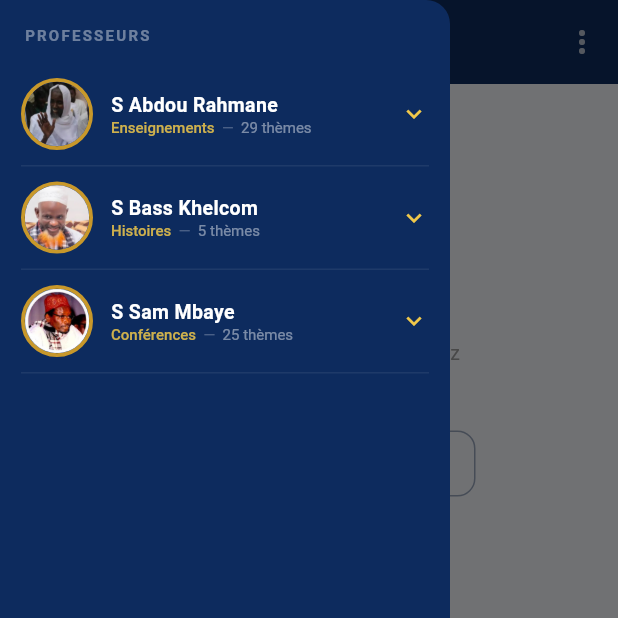
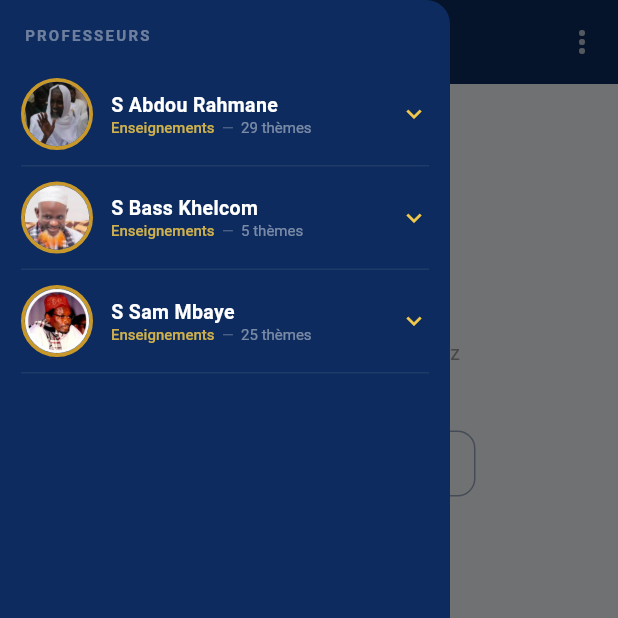
Before and after one commit to taysirdigitalgroup/kaggu-xam-xam, a Flutter app: the HomeScreen screen opened directly, with the side drawer open, on a phone screen of 412 x 824 dp, the top half of it. Run offline on Flutter 3.47's test engine with Material 3 defaults, Android fonts, the phone set to English and light mode, and no system bars; our stand-ins replace connectivity_plus, dio, google_mobile_ads, just_audio, just_audio_background, marquee and 2 more; missing offline and left inert: audio_session; accounts and stored records are empty; network calls fail.

Commit message:
V1.1.0 - Nouvelle approche - Infos Prof sur dépôt distant flexible & Extensible

```diff
--- a/lib/models/models.dart
+++ b/lib/models/models.dart
@@ -51,15 +51,35 @@ class AudioTheme {
 class Professor {
   final String name;
   final String key;
-  final String imagePath; // chemin asset local : assets/images/<slug>.jpg
-  final String role;      // ex: "Enseignements", "Histoires", "Conférences"
+
+  /// Image de repli embarquée dans l'APK : assets/images/<key>.jpg
+  /// Utilisée tant que la photo distante n'a pas encore été téléchargée,
+  /// ou si le prof n'a pas (ou plus) d'entrée dans profs_infos.json.
+  final String imagePath;
+
+  /// Chemin du fichier local téléchargé depuis professors/profils/
+  /// (prioritaire sur [imagePath] si non nul et existant sur le disque).
+  /// Renseigné dynamiquement par ProfessorsService après synchronisation.
+  String? localImagePath;
+
+  /// Rôle affiché sous le nom, ex: "Enseignements", "Histoires", "Conférences".
+  /// Valeur par défaut si le prof est absent de profs_infos.json.
+  String role;
+
+  /// Ordre d'affichage dans la liste (plus petit = affiché en premier).
+  /// Valeur par défaut élevée pour reléguer en fin de liste les profs
+  /// non (encore) décrits dans profs_infos.json.
+  int order;
+
   final List<AudioTheme> themes;
 
   Professor({
     required this.name,
     required this.key,
     required this.imagePath,
-    required this.role,
+    this.localImagePath,
+    this.role = 'Enseignements',
+    this.order = 999,
     required this.themes,
   });
 }
--- a/lib/services/bibliotheque_service.dart
+++ b/lib/services/bibliotheque_service.dart
@@ -26,32 +26,20 @@ class BibliothequeService {
   // CONFIGURATION DES PROFESSEURS
   // ══════════════════════════════════════════════════════════════════════
   //
-  // Pour ajouter un nouveau professeur :
+  // Ce service ne construit que le SQUELETTE des professeurs (nom, clé,
+  // thèmes/pistes audio) à partir de bibliotheque.json. Le rôle affiché,
+  // l'ordre d'affichage et la photo sont désormais entièrement dynamiques :
+  // ils sont récupérés depuis professors/profs_infos.json par
+  // ProfessorsService, puis fusionnés (ProfessorsService.applyInfos) sur
+  // les objets Professor produits ici. Pour ajouter un nouveau professeur,
+  // il suffit donc de :
   //   1. Ajouter son entrée dans bibliotheque.json (dépôt distant)
-  //   2. Ajouter son image dans assets/images/ en respectant la convention :
-  //        toSlug("S Saliou Sow") → "s_saliou_sow"  → assets/images/s_saliou_sow.jpg
-  //        toSlug("S Abdou Rahmane") → "s_abdou_rahmane" → assets/images/s_abdou_rahmane.jpg
-  //      L'image est trouvée AUTOMATIQUEMENT — pas besoin de modifier ce fichier.
-  //   3. Optionnel : ajouter son rôle dans _profRoles ci-dessous.
-  //      Si absent → "Enseignements" par défaut.
-  //
-  // Convention de nommage image :
-  //   Nom JSON  : "S Saliou Sow"
-  //   Slug auto : toSlug("S Saliou Sow") = "s_saliou_sow"
-  //   Fichier   : assets/images/s_saliou_sow.jpg  (ou .jpeg / .png)
+  //   2. Ajouter son entrée dans professors/profs_infos.json (nom, rôle,
+  //      photo, ordre) — voir ProfessorsService pour le format.
+  //   3. Déposer sa photo dans professors/profils/ du dépôt.
+  // Aucune modification du code ni republication de l'app n'est nécessaire.
   //
   // ══════════════════════════════════════════════════════════════════════
-
-  /// Rôles des professeurs — clé = nom exact dans bibliotheque.json
-  /// Ajouter une entrée pour chaque nouveau prof si nécessaire.
-  /// Si absent : "Enseignements" par défaut.
-  static const Map<String, String> _profRoles = {
-    'S Abdou Rahmane': 'Enseignements',
-    'S Bass Khelcom':  'Histoires',
-    'S Sam Mbaye':     'Conférences',
-    // Ajouter ici les prochains profs :
-    // 'S Saliou Sow': 'Khutbas',
-  };
 
   /// Extensions d'images acceptées (dans l'ordre de priorité)
   static const List<String> _imageExtensions = ['jpg', 'jpeg', 'png', 'webp'];
@@ -149,9 +137,11 @@ class BibliothequeService {
         key:       profKey,
         // Convention automatique : toSlug(profName) = nom du fichier image
         // "S Sam Mbaye" → "s_sam_mbaye" → assets/images/s_sam_mbaye.jpg
+        // (repli tant que ProfessorsService n'a pas fourni de photo locale)
         imagePath: _resolveImagePath(profKey),
-        role:      _profRoles[profName] ?? 'Enseignements',
         themes:    themes,
+        // role/order/localImagePath : valeurs par défaut du modèle,
+        // écrasées ensuite par ProfessorsService.applyInfos().
       ));
     });
 
--- a/lib/utils/constants.dart
+++ b/lib/utils/constants.dart
@@ -15,6 +15,15 @@ class AppConstants {
   /// URL racine des audios : $audioBaseUrl/<profKey>/<themeKey>/<filename>
   static const String audioBaseUrl = '$repoBaseUrl/audios';
 
+  /// URL du catalogue distant des informations professeurs
+  /// (nom, rôle, photo, ordre d'affichage) : dossier "professors/" du dépôt.
+  static const String professorsInfosRemoteUrl =
+      '$repoBaseUrl/professors/profs_infos.json';
+
+  /// URL racine des photos de profs : $professorsProfilsBaseUrl/<filename>
+  static const String professorsProfilsBaseUrl =
+      '$repoBaseUrl/professors/profils';
+
   // ══════════════════════════════════════════════════════════════════════
   // ASSETS EMBARQUÉS & STOCKAGE LOCAL
   // ══════════════════════════════════════════════════════════════════════
@@ -27,6 +36,12 @@ class AppConstants {
 
   /// Nom du fichier catalogue sauvegardé localement
   static const String localBiblioFilename = 'bibliotheque.json';
+
+  /// Sous-dossier dans Documents pour les photos de profs téléchargées
+  static const String professorsImagesLocalDir = 'professors/profils';
+
+  /// Nom du fichier catalogue profs_infos sauvegardé localement
+  static const String localProfsInfosFilename = 'profs_infos.json';
 
   // ══════════════════════════════════════════════════════════════════════
   // TIMINGS & RÉSEAU
@@ -41,6 +56,7 @@ class AppConstants {
   // ══════════════════════════════════════════════════════════════════════
   static const String prefBiblioHash      = 'biblio_hash';
   static const String prefDeployedVersion = 'assets_deployed_version';
+  static const String prefProfsInfosHash  = 'profs_infos_hash';
 
   // ══════════════════════════════════════════════════════════════════════
   // INFORMATIONS APP
--- /dev/null
+++ b/lib/widgets/professor_avatar.dart
@@ -0,0 +1,78 @@
+// lib/widgets/professor_avatar.dart
+//
+// Avatar circulaire d'un professeur, avec ordre de priorité :
+//   1. Photo téléchargée localement (Professor.localImagePath), si présente
+//      sur le disque — mise à jour dynamiquement depuis profs_infos.json.
+//   2. Image embarquée dans l'APK (Professor.imagePath), en repli.
+//   3. Initiales du nom sur fond de couleur, en dernier recours.
+import 'dart:io';
+import 'package:flutter/material.dart';
+import '../models/models.dart';
+
+class ProfessorAvatar extends StatelessWidget {
+  final Professor professor;
+  final double size;
+  final double borderWidth;
+  final Color borderColor;
+  final Color backgroundColor;
+  final Color textColor;
+
+  const ProfessorAvatar({
+    super.key,
+    required this.professor,
+    required this.borderColor,
+    required this.backgroundColor,
+    required this.textColor,
+    this.size = 48,
+    this.borderWidth = 2.5,
+  });
+
+  String get _initials => professor.name.length >= 2
+      ? professor.name.substring(0, 2).toUpperCase()
+      : professor.name.toUpperCase();
+
+  Widget _initialsFallback() => Container(
+        color: backgroundColor,
+        alignment: Alignment.center,
+        child: Text(
+          _initials,
+          style: TextStyle(
+            color: textColor,
+            fontWeight: FontWeight.bold,
+            fontSize: size * 0.3,
+          ),
+        ),
+      );
+
+  @override
+  Widget build(BuildContext context) {
+    final localPath = professor.localImagePath;
+    final hasLocalImage = localPath != null && File(localPath).existsSync();
+
+    final Widget image = hasLocalImage
+        ? Image.file(
+            File(localPath),
+            fit: BoxFit.cover,
+            errorBuilder: (_, __, ___) => Image.asset(
+              professor.imagePath,
+              fit: BoxFit.cover,
+              errorBuilder: (_, __, ___) => _initialsFallback(),
+            ),
+          )
+        : Image.asset(
+            professor.imagePath,
+            fit: BoxFit.cover,
+            errorBuilder: (_, __, ___) => _initialsFallback(),
+          );
+
+    return Container(
+      width: size,
+      height: size,
+      decoration: BoxDecoration(
+        shape: BoxShape.circle,
+        border: Border.all(color: borderColor, width: borderWidth),
+      ),
+      child: ClipOval(child: image),
+    );
+  }
+}
--- a/lib/widgets/sidebar_drawer.dart
+++ b/lib/widgets/sidebar_drawer.dart
@@ -7,6 +7,7 @@ import '../screens/info_screen.dart';
 import '../utils/app_theme.dart';
 import '../utils/string_utils.dart';
 import 'download_sheet.dart';
+import 'professor_avatar.dart';
 
 class SidebarDrawer extends StatelessWidget {
   const SidebarDrawer({super.key});
@@ -70,34 +71,13 @@ class _ProfessorTile extends StatelessWidget {
             child: Row(
               children: [
                 // Avatar
-                Container(
-                  width: 48,
-                  height: 48,
-                  decoration: BoxDecoration(
-                    shape: BoxShape.circle,
-                    border: Border.all(color: kGold, width: 2.5),
-                  ),
-                  child: ClipOval(
-                    child: Image.asset(
-                      prof.imagePath,
-                      fit: BoxFit.cover,
-                      errorBuilder: (_, __, ___) => Container(
-                        color: kNavy,
-                        child: Center(
-                          child: Text(
-                            prof.name.length >= 2
-                                ? prof.name.substring(0, 2).toUpperCase()
-                                : prof.name.toUpperCase(),
-                            style: TextStyle(
-                              color: kGold,
-                              fontWeight: FontWeight.bold,
-                              fontSize: 14,
-                            ),
-                          ),
-                        ),
-                      ),
-                    ),
-                  ),
+                ProfessorAvatar(
+                  professor: prof,
+                  size: 48,
+                  borderWidth: 2.5,
+                  borderColor: kGold,
+                  backgroundColor: kNavy,
+                  textColor: kGold,
                 ),
                 const SizedBox(width: 12),
                 // Nom + Rôle — N thèmes
--- a/pubspec.yaml
+++ b/pubspec.yaml
@@ -59,6 +59,7 @@ flutter:
   assets:
     - assets/images/
     - assets/bibliotheque.json
+    - assets/professors/profs_infos.json
     # Audios embarqués de base (lus en priorité si l'audio local n'existe pas)
     # Structure : assets/audios/<prof_key>/<theme_key>/<fichiers>
     - assets/audios/
```
Also changed, not shown: assets/professors/profs_infos.json (added, +25 -0 lines), lib/providers/app_provider.dart (+49 -0 lines), lib/screens/home_screen.dart (+8 -18 lines), lib/services/audio_service.dart (+19 -4 lines), lib/services/professors_service.dart (added, +303 -0 lines).
